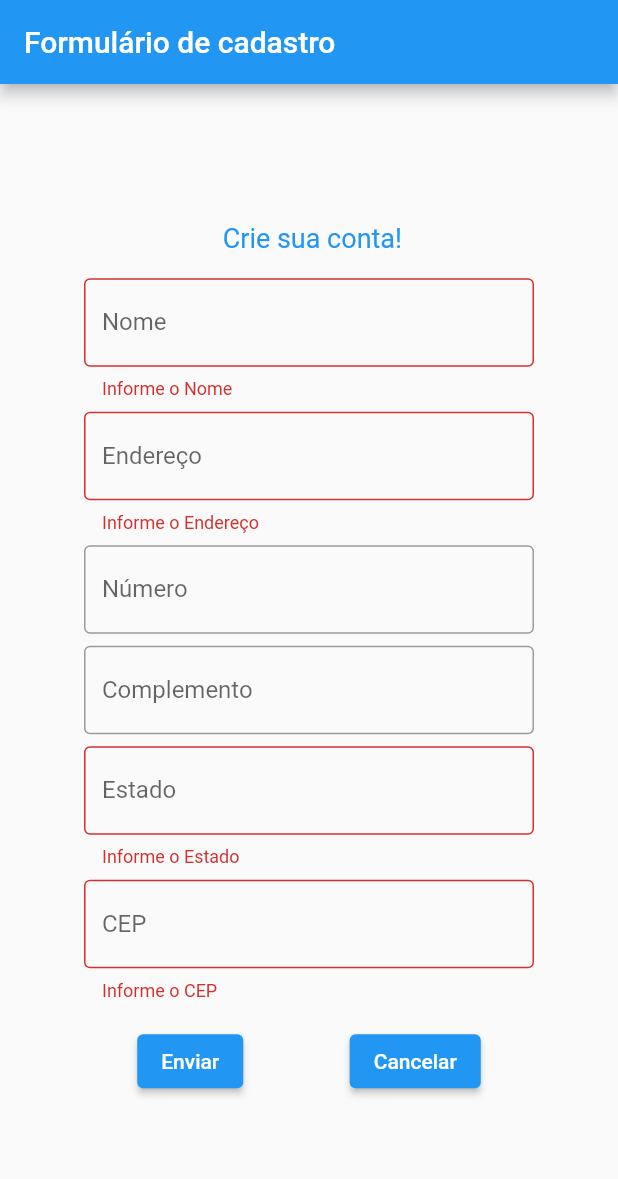
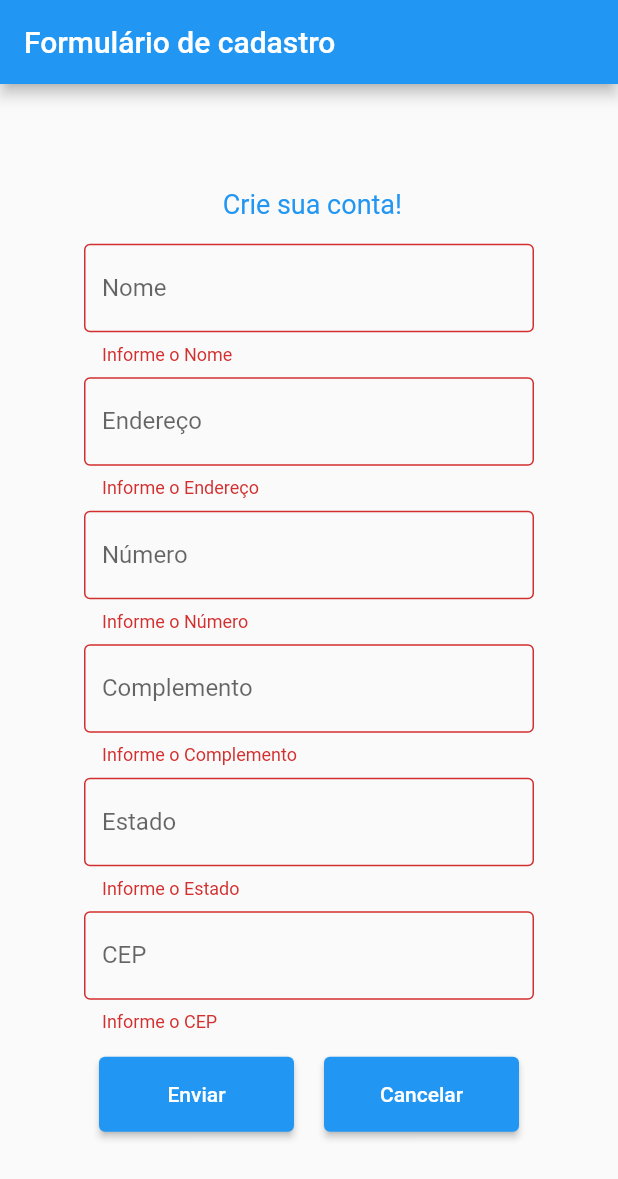
Before and after one commit to daniellsfilho/fa-projeto-flutter, a Flutter app: the screen it shows after launch, after a tap on "Enviar", on a phone screen of 412 x 824 dp. Shown: the top 1179 px of the screen. Run offline on Flutter 3.47's test engine with Material 2 defaults, Android fonts, the phone set to English and light mode, and no system bars.

Commit message:
Atualizando atividade 2

```diff
--- a/lib/components/input.dart
+++ b/lib/components/input.dart
@@ -2,7 +2,6 @@ import 'package:flutter/material.dart';
 
 class InputValidator {
   String? validateText(String value, String field) {
-    if (field == 'Complemento' || field == 'Número') return null;
 
     if (field != 'E-mail') {
       if (value.length == 0) {
--- a/lib/screens/cadastroEndereco.dart
+++ b/lib/screens/cadastroEndereco.dart
@@ -1,4 +1,5 @@
 import 'package:flutter/material.dart';
+import 'package:teste_flutter_create/screens/resultadoEndereco.dart';
 
 import '../components/input.dart';
 
@@ -17,6 +18,7 @@ class FormsState extends State<FormCadastro> {
   static final TextEditingController _complemento = TextEditingController();
   static final TextEditingController _uf = TextEditingController();
   static final TextEditingController _cep = TextEditingController();
+
 
   static final validator = InputValidator();
 
@@ -64,8 +66,12 @@ class FormsState extends State<FormCadastro> {
     if (_formKey.currentState!.validate()) {
       _formKey.currentState!.save();
       ScaffoldMessenger.of(context)
-          .showSnackBar(SnackBar(content: Text('Dados enviados com sucesso!')));
-      _formKey.currentState!.reset();
+          .showSnackBar(const SnackBar(content: Text('Dados enviados com sucesso!')));
+      Navigator.push(
+        context,
+        MaterialPageRoute(
+          builder: (context) => ResultadoEndereco(nome: _nome.text, endereco: _endereco.text, numero: _numero.text, complemento: _complemento.text, uf: _uf.text, cep: _cep.text))
+      );
     }
   }
 
@@ -104,10 +110,12 @@ class FormsState extends State<FormCadastro> {
                       mainAxisAlignment: MainAxisAlignment.spaceAround,
                       children: [
                         ElevatedButton(
+                          style: const ButtonStyle(fixedSize: MaterialStatePropertyAll(Size(130.0, 50.0))),
                           onPressed: () => _sendForm(),
                           child: const Text('Enviar'),
                         ),
                         ElevatedButton(
+                          style: const ButtonStyle(fixedSize: MaterialStatePropertyAll(Size(130.0, 50.0))),
                           onPressed: () => _formKey.currentState!.reset(),
                           child: const Text('Cancelar'),
                         )
```
Also changed, not shown: lib/screens/resultadoEndereco.dart (added, +49 -0 lines).
